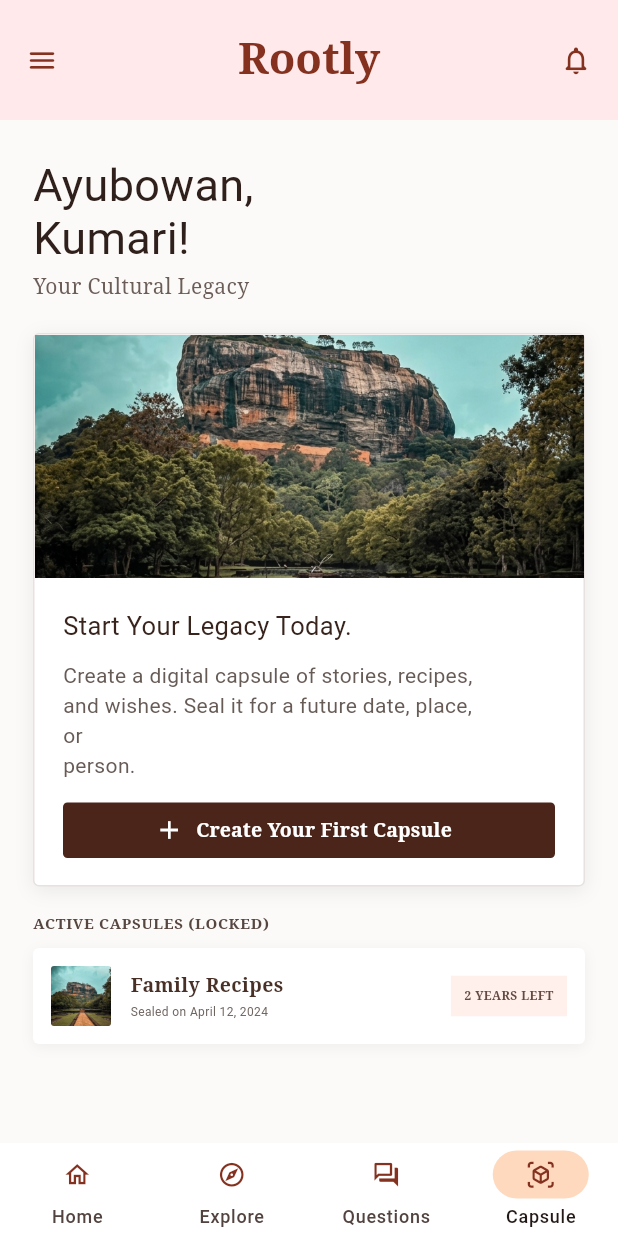
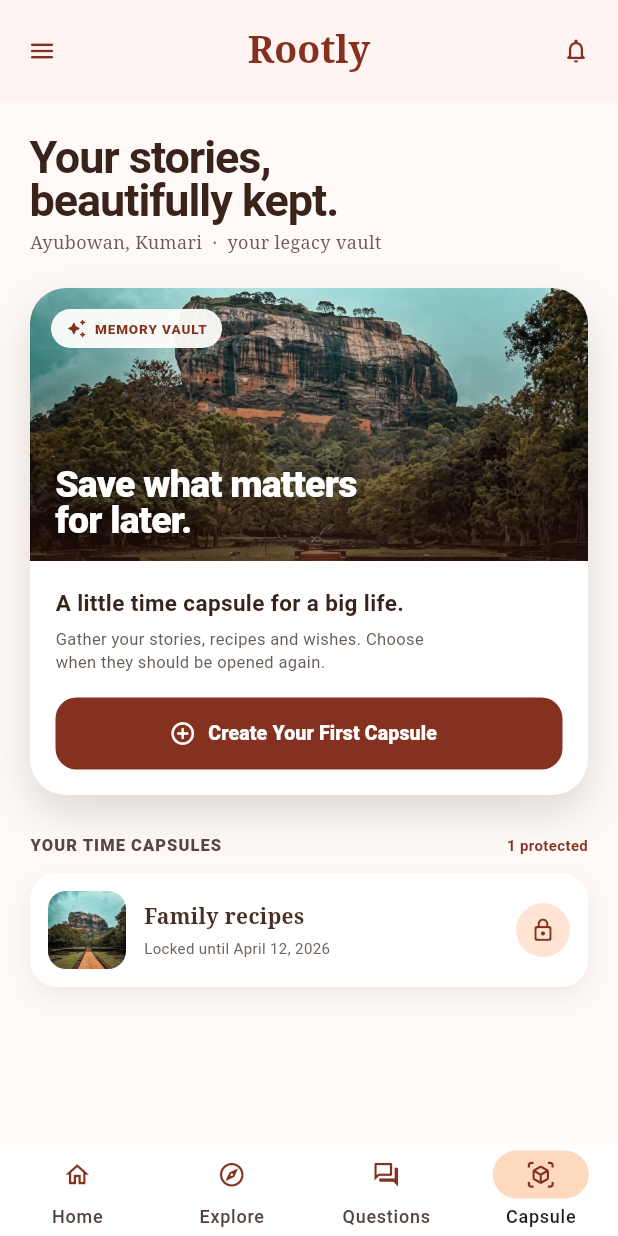
Before and after one commit to DasunD2002/uee_project, a Flutter app: the CapsuleScreen screen opened by its route, on a phone screen of 412 x 824 dp. Run offline on Flutter 3.47's test engine with Material 3 defaults, Android fonts, the light colour scheme and no system bars; our stand-ins replace shared_preferences; missing offline and left inert: maplibre_gl; accounts and stored records are empty; Roboto replaces fonts that are missing (Arial).

Commit message:
Bug fixes

```diff
--- a/lib/features/capsule/presentation/capsule_screen.dart
+++ b/lib/features/capsule/presentation/capsule_screen.dart
@@ -21,11 +21,11 @@ class CapsuleScreen extends StatelessWidget {
 
   @override
   Widget build(BuildContext context) => Scaffold(
-    backgroundColor: const Color(0xFFFCFAF9),
+    backgroundColor: const Color(0xFFFFFAF7),
     drawer: const HomeDrawer(),
     appBar: AppBar(
-      toolbarHeight: 80,
-      backgroundColor: const Color(0xFFFFE9EA),
+      toolbarHeight: 68,
+      backgroundColor: const Color(0xFFFFF4F1),
       foregroundColor: AppColors.brown,
       centerTitle: true,
       elevation: 0,
@@ -34,14 +34,14 @@ class CapsuleScreen extends StatelessWidget {
         'Rootly',
         style: TextStyle(
           fontFamily: 'serif',
-          fontSize: 29,
+          fontSize: 25,
           fontWeight: FontWeight.w700,
         ),
       ),
       leading: Builder(
         builder: (context) => IconButton(
           tooltip: 'Open menu',
-          icon: const Icon(Icons.menu_rounded, size: 22),
+          icon: const Icon(Icons.menu_rounded, size: 20),
           onPressed: () => Scaffold.of(context).openDrawer(),
         ),
       ),
@@ -49,47 +49,63 @@ class CapsuleScreen extends StatelessWidget {
         IconButton(
           tooltip: 'Notifications',
           onPressed: () {},
-          icon: const Icon(Icons.notifications_none_rounded, size: 22),
+          icon: const Icon(Icons.notifications_none_rounded, size: 19),
         ),
         const SizedBox(width: 4),
       ],
     ),
     body: SingleChildScrollView(
-      padding: const EdgeInsets.fromLTRB(22, 26, 22, 24),
+      padding: const EdgeInsets.fromLTRB(20, 22, 20, 32),
       child: Column(
         crossAxisAlignment: CrossAxisAlignment.start,
         children: [
           const Text(
-            'Ayubowan,\nKumari!',
+            'Your stories,\nbeautifully kept.',
             style: TextStyle(
-              color: Color(0xFF30201B),
+              color: Color(0xFF39231B),
               fontSize: 30,
-              height: 1.18,
+              height: .98,
+              fontWeight: FontWeight.w700,
+              letterSpacing: -.7,
             ),
           ),
           const SizedBox(height: 5),
           const Text(
-            'Your Cultural Legacy',
+            'Ayubowan, Kumari  ·  your legacy vault',
             style: TextStyle(
               color: Color(0xFF6B5D58),
               fontFamily: 'serif',
-              fontSize: 14,
+              fontSize: 12,
             ),
           ),
-          const SizedBox(height: 21),
-          CapsulePromptCard(onCreate: () {}),
-          const SizedBox(height: 17),
-          const Text(
-            'ACTIVE CAPSULES (LOCKED)',
-            style: TextStyle(
-              color: Color(0xFF574640),
-              fontFamily: 'serif',
-              fontSize: 10,
-              fontWeight: FontWeight.w700,
-              letterSpacing: .45,
-            ),
+          const SizedBox(height: 22),
+          CapsulePromptCard(
+            onCreate: () => Navigator.pushNamed(context, '/create-capsule'),
           ),
-          const SizedBox(height: 10),
+          const SizedBox(height: 25),
+          const Row(
+            mainAxisAlignment: MainAxisAlignment.spaceBetween,
+            children: [
+              Text(
+                'YOUR TIME CAPSULES',
+                style: TextStyle(
+                  color: Color(0xFF574640),
+                  fontSize: 11,
+                  fontWeight: FontWeight.w800,
+                  letterSpacing: .7,
+                ),
+              ),
+              Text(
+                '1 protected',
+                style: TextStyle(
+                  color: AppColors.brown,
+                  fontSize: 10,
+                  fontWeight: FontWeight.w700,
+                ),
+              ),
+            ],
+          ),
+          const SizedBox(height: 11),
           const CapsuleTile(),
         ],
       ),
--- a/lib/features/capsule/presentation/widgets/capsule_prompt_card.dart
+++ b/lib/features/capsule/presentation/widgets/capsule_prompt_card.dart
@@ -1,4 +1,6 @@
 import 'package:flutter/material.dart';
+
+import '../../../../core/theme/app_colors.dart';
 
 class CapsulePromptCard extends StatelessWidget {
   const CapsulePromptCard({super.key, required this.onCreate});
@@ -10,67 +12,80 @@ class CapsulePromptCard extends StatelessWidget {
     clipBehavior: Clip.antiAlias,
     decoration: BoxDecoration(
       color: Colors.white,
-      borderRadius: BorderRadius.circular(4),
-      border: Border.all(color: const Color(0xFFE7E1DF)),
+      borderRadius: BorderRadius.circular(24),
       boxShadow: const [
-        BoxShadow(color: Color(0x12000000), blurRadius: 10, offset: Offset(0, 3)),
+        BoxShadow(color: Color(0x241D0A04), blurRadius: 24, offset: Offset(0, 12)),
       ],
     ),
     child: Column(
       crossAxisAlignment: CrossAxisAlignment.start,
       children: [
         SizedBox(
-          height: 162,
+          height: 182,
           width: double.infinity,
-          child: Image.asset(
-            'assets/images/login_image.jpg',
-            fit: BoxFit.cover,
-            alignment: Alignment.center,
+          child: Stack(
+            fit: StackFit.expand,
+            children: [
+              Image.asset('assets/images/login_image.jpg', fit: BoxFit.cover),
+              const DecoratedBox(
+                decoration: BoxDecoration(
+                  gradient: LinearGradient(
+                    begin: Alignment.topCenter,
+                    end: Alignment.bottomCenter,
+                    colors: [Colors.transparent, Color(0x8C35140B)],
+                  ),
+                ),
+              ),
+              Positioned(
+                top: 14,
+                left: 14,
+                child: Container(
+                  padding: const EdgeInsets.symmetric(horizontal: 10, vertical: 6),
+                  decoration: BoxDecoration(
+                    color: const Color(0xEFFFFFFB),
+                    borderRadius: BorderRadius.circular(20),
+                  ),
+                  child: const Row(
+                    children: [
+                      Icon(Icons.auto_awesome_rounded, size: 14, color: AppColors.brown),
+                      SizedBox(width: 5),
+                      Text('MEMORY VAULT', style: TextStyle(color: AppColors.brown, fontSize: 9, fontWeight: FontWeight.w800, letterSpacing: .6)),
+                    ],
+                  ),
+                ),
+              ),
+              const Positioned(
+                left: 17,
+                bottom: 15,
+                child: Text(
+                  'Save what matters\nfor later.',
+                  style: TextStyle(color: Colors.white, fontSize: 25, height: .95, fontWeight: FontWeight.w800, letterSpacing: -.5),
+                ),
+              ),
+            ],
           ),
         ),
         Padding(
-          padding: const EdgeInsets.fromLTRB(19, 20, 19, 18),
+          padding: const EdgeInsets.fromLTRB(17, 17, 17, 17),
           child: Column(
             crossAxisAlignment: CrossAxisAlignment.start,
             children: [
-              const Text(
-                'Start Your Legacy Today.',
-                style: TextStyle(
-                  color: Color(0xFF39241D),
-                  fontSize: 17,
-                ),
-              ),
-              const SizedBox(height: 11),
-              const Text(
-                'Create a digital capsule of stories, recipes,\nand wishes. Seal it for a future date, place,\nor\nperson.',
-                style: TextStyle(
-                  color: Color(0xFF675B56),
-                  fontSize: 14,
-                  height: 1.42,
-                ),
-              ),
-              const SizedBox(height: 15),
+              const Text('A little time capsule for a big life.', style: TextStyle(color: Color(0xFF39241D), fontSize: 15, fontWeight: FontWeight.w700)),
+              const SizedBox(height: 7),
+              const Text('Gather your stories, recipes and wishes. Choose\nwhen they should be opened again.', style: TextStyle(color: Color(0xFF675B56), fontSize: 11, height: 1.4)),
+              const SizedBox(height: 16),
               SizedBox(
                 width: double.infinity,
-                height: 37,
+                height: 48,
                 child: ElevatedButton.icon(
                   onPressed: onCreate,
-                  icon: const Icon(Icons.add, size: 20),
-                  label: const Text(
-                    'Create Your First Capsule',
-                    style: TextStyle(
-                      fontFamily: 'serif',
-                      fontSize: 13,
-                      fontWeight: FontWeight.w700,
-                    ),
-                  ),
+                  icon: const Icon(Icons.add_circle_outline_rounded, size: 18),
+                  label: const Text('Create Your First Capsule', style: TextStyle(fontSize: 13, fontWeight: FontWeight.w800)),
                   style: ElevatedButton.styleFrom(
                     elevation: 0,
-                    backgroundColor: const Color(0xFF4B2519),
+                    backgroundColor: AppColors.brown,
                     foregroundColor: Colors.white,
-                    shape: RoundedRectangleBorder(
-                      borderRadius: BorderRadius.circular(3),
-                    ),
+                    shape: RoundedRectangleBorder(borderRadius: BorderRadius.circular(14)),
                   ),
                 ),
               ),
--- a/lib/features/capsule/presentation/widgets/capsule_tile.dart
+++ b/lib/features/capsule/presentation/widgets/capsule_tile.dart
@@ -8,55 +8,52 @@ class CapsuleTile extends StatelessWidget {
     padding: const EdgeInsets.all(12),
     decoration: BoxDecoration(
       color: Colors.white,
-      borderRadius: BorderRadius.circular(4),
+      borderRadius: BorderRadius.circular(18),
       boxShadow: const [
-        BoxShadow(color: Color(0x0D000000), blurRadius: 7, offset: Offset(0, 2)),
+        BoxShadow(color: Color(0x121E100A), blurRadius: 14, offset: Offset(0, 6)),
       ],
     ),
     child: Row(
       children: [
         ClipRRect(
-          borderRadius: BorderRadius.circular(2),
+          borderRadius: BorderRadius.circular(12),
           child: Image.asset(
             'assets/images/login_image.jpg',
-            width: 40,
-            height: 40,
+            width: 52,
+            height: 52,
             fit: BoxFit.cover,
           ),
         ),
-        const SizedBox(width: 13),
+        const SizedBox(width: 12),
         const Expanded(
           child: Column(
             crossAxisAlignment: CrossAxisAlignment.start,
             children: [
               Text(
-                'Family Recipes',
+                'Family recipes',
                 style: TextStyle(
                   color: Color(0xFF493027),
                   fontFamily: 'serif',
-                  fontSize: 13,
+                  fontSize: 14,
                   fontWeight: FontWeight.w700,
                 ),
               ),
-              SizedBox(height: 3),
+              SizedBox(height: 4),
               Text(
-                'Sealed on April 12, 2024',
-                style: TextStyle(color: Color(0xFF6F6560), fontSize: 8),
+                'Locked until April 12, 2026',
+                style: TextStyle(color: Color(0xFF6F6560), fontSize: 10),
               ),
             ],
           ),
         ),
         Container(
-          padding: const EdgeInsets.symmetric(horizontal: 9, vertical: 8),
-          color: const Color(0xFFFFF0EC),
-          child: const Text(
-            '2 YEARS LEFT',
-            style: TextStyle(
-              color: Color(0xFF634941),
-              fontFamily: 'serif',
-              fontSize: 8,
-              fontWeight: FontWeight.w700,
-            ),
+          width: 36,
+          height: 36,
+          decoration: const BoxDecoration(color: Color(0xFFFFE3D3), shape: BoxShape.circle),
+          child: const Icon(
+            Icons.lock_outline_rounded,
+            color: Color(0xFF84321F),
+            size: 17,
           ),
         ),
       ],
--- a/lib/main.dart
+++ b/lib/main.dart
@@ -3,7 +3,6 @@ import 'core/theme/app_colors.dart';
 import 'features/auth/presentation/login_screen.dart';
 import 'features/auth/presentation/signup_screen.dart';
 import 'features/capsules/presentation/create_capsule_screen.dart';
-import 'features/capsules/presentation/capsule_home_screen.dart';
 import 'features/capsule/presentation/capsule_screen.dart';
 import 'features/explorer/presentation/explorer_shell.dart';
 import 'features/explorer/presentation/sri_lanka_3d_map_screen.dart';
@@ -31,7 +30,7 @@ class RootlyApp extends StatelessWidget {
       '/login': (_) => const LoginScreen(),
       '/signup': (_) => const SignUpScreen(),
       '/create-capsule': (_) => const CreateCapsuleScreen(),
-      '/capsules': (_) => const CapsuleHomeScreen(),
+      '/capsules': (_) => const CapsuleScreen(),
       '/home': (_) => const HomeScreen(),
       '/capsule': (_) => const CapsuleScreen(),
       '/explorer': (_) => const ExplorerShell(),
```
